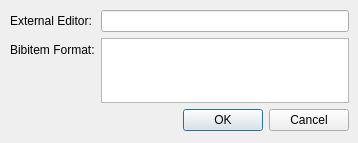
Before: the Qt Designer form BibTexSearch/settingsdialog.ui in wilthoma/bibtexsearch, drawn with Qt 5.
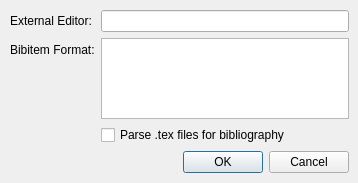
After: the same form once the commit is applied.

```diff
--- a/BibTexSearch/settingsdialog.ui
+++ b/BibTexSearch/settingsdialog.ui
@@ -7,19 +7,19 @@
     <x>0</x>
     <y>0</y>
     <width>358</width>
-    <height>143</height>
+    <height>183</height>
    </rect>
   </property>
   <property name="windowTitle">
    <string>Settings</string>
   </property>
-  <widget class="QWidget" name="">
+  <widget class="QWidget" name="layoutWidget">
    <property name="geometry">
     <rect>
      <x>10</x>
      <y>10</y>
      <width>339</width>
-     <height>121</height>
+     <height>163</height>
     </rect>
    </property>
    <layout class="QFormLayout" name="formLayout">
@@ -46,7 +46,7 @@
     <item row="1" column="1">
      <widget class="QTextEdit" name="txtBibItemFormat"/>
     </item>
-    <item row="2" column="0" colspan="2">
+    <item row="5" column="0" colspan="2">
      <widget class="QDialogButtonBox" name="buttonBox">
       <property name="orientation">
        <enum>Qt::Horizontal</enum>
@@ -56,6 +56,13 @@
       </property>
      </widget>
     </item>
+    <item row="3" column="1">
+     <widget class="QCheckBox" name="chkScanTexFiles">
+      <property name="text">
+       <string>Parse .tex files for bibliography</string>
+      </property>
+     </widget>
+    </item>
    </layout>
   </widget>
  </widget>
```
